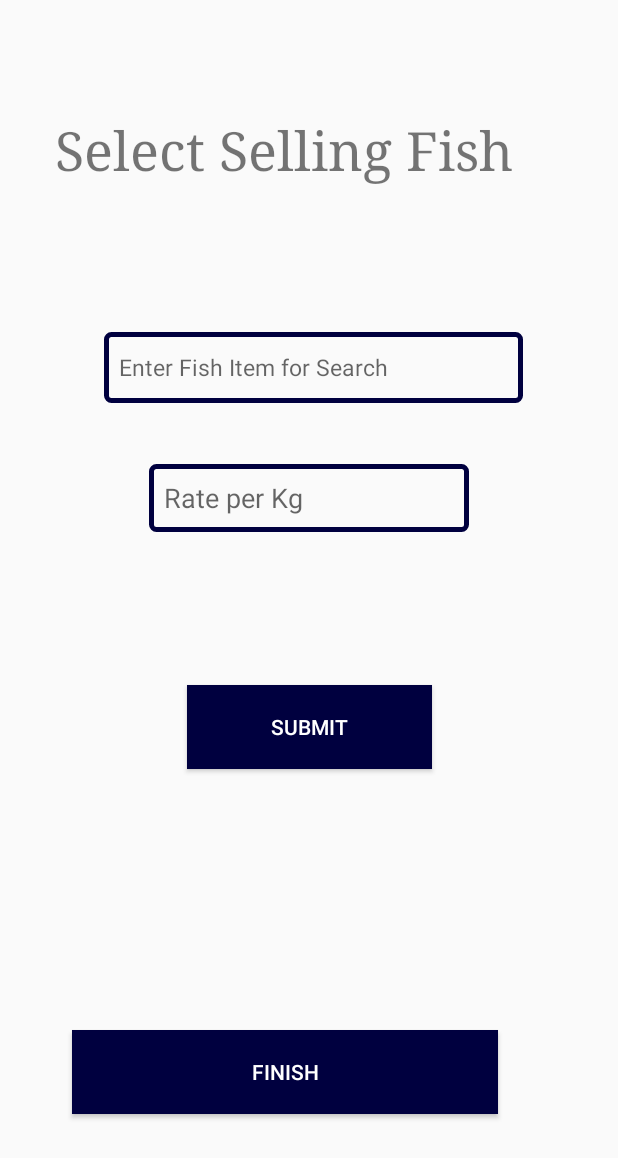
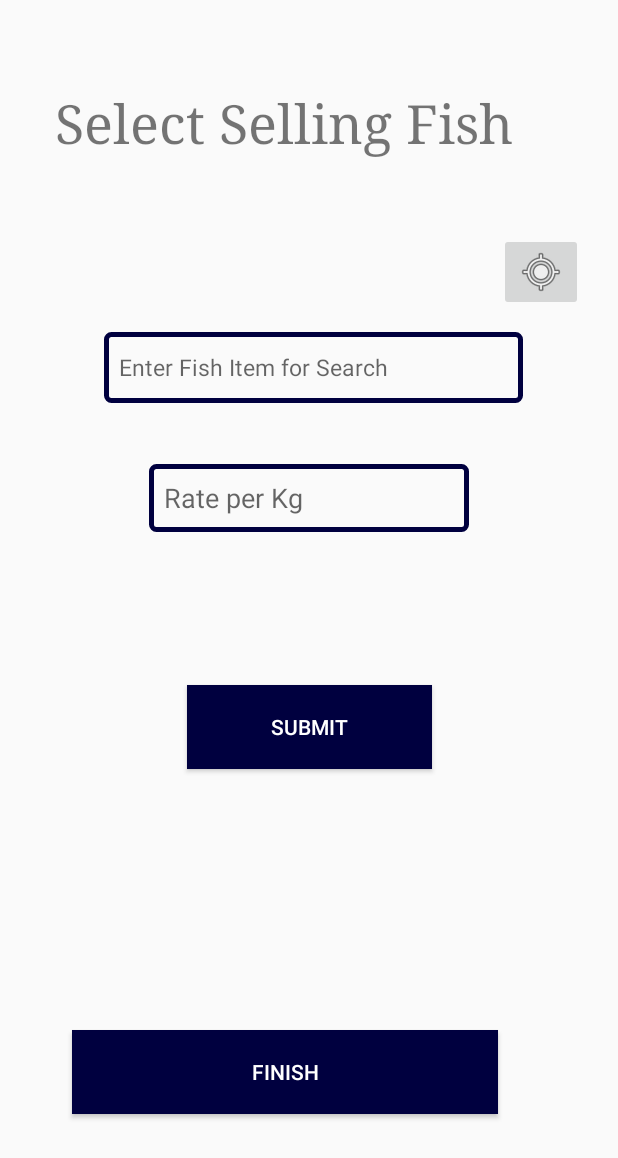
Before and after one commit to HDLLakshan/MaadelaSeller, an Android app: the SellingFishItem screen opened directly, with no data from a screen before it, on a phone screen of 412 x 824 dp. Shown: the top 1158 px of the screen. Run offline under Robolectric (Android 15) with nearby library versions, the light colour scheme and no system bars; our stand-ins replace Firebase (no records; nobody signed in at launch, a user with empty details on screens opened directly).

Commit message:
Complete 98.6%

```diff
--- a/app/src/main/res/layout/activity_selling_fish_item.xml
+++ b/app/src/main/res/layout/activity_selling_fish_item.xml
@@ -80,6 +80,18 @@
         app:layout_constraintEnd_toEndOf="parent"
         app:layout_constraintStart_toStartOf="parent"
         app:layout_constraintTop_toTopOf="parent"
-        app:layout_constraintVertical_bias="0.04" />
+        app:layout_constraintVertical_bias="0.014" />
+
+    <ImageButton
+        android:id="@+id/imageButton"
+        android:layout_width="wrap_content"
+        android:layout_height="wrap_content"
+        android:src="@android:drawable/ic_menu_mylocation"
+        app:layout_constraintBottom_toBottomOf="parent"
+        app:layout_constraintEnd_toEndOf="parent"
+        app:layout_constraintHorizontal_bias="0.935"
+        app:layout_constraintStart_toStartOf="parent"
+        app:layout_constraintTop_toTopOf="parent"
+        app:layout_constraintVertical_bias="0.201" />
 
 </androidx.constraintlayout.widget.ConstraintLayout>
```
Also changed, not shown: app/src/main/java/com/example/maadelaseller/MyShop.java (+8 -0 lines), app/src/main/res/layout/alertbox_up_rate.xml (added, +22 -0 lines).
